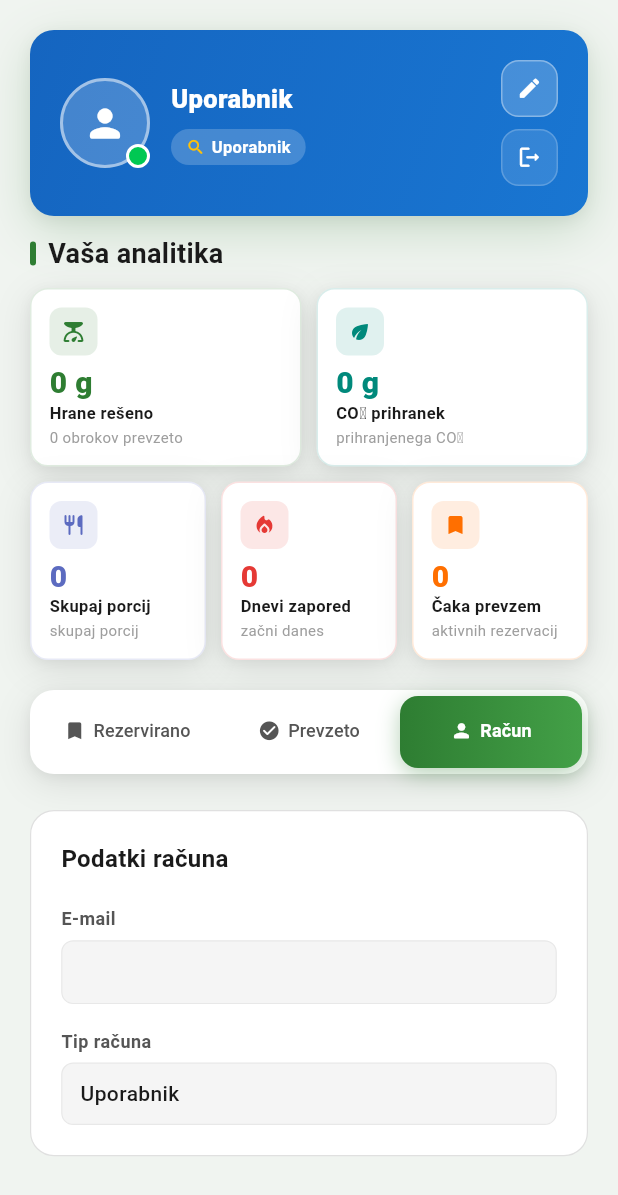
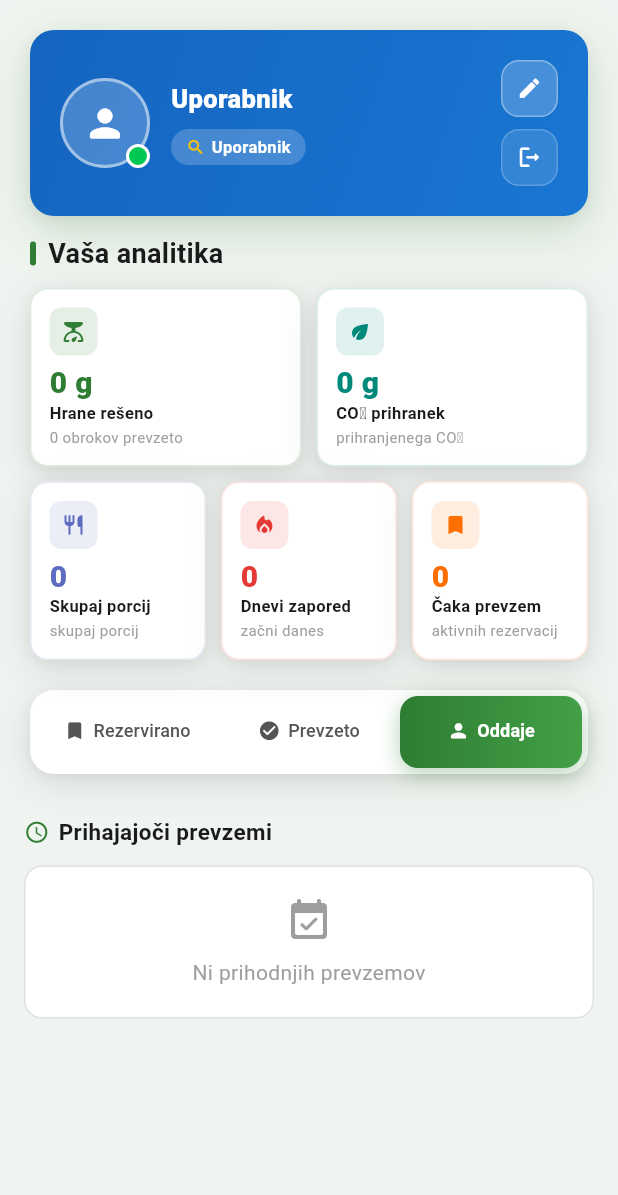
Before and after one commit to FoodWasteZero/FoodWasteZero, a Flutter app: the ProfilePage screen opened directly, tab 3 chosen, on a phone screen of 412 x 824 dp. Shown: the top 1195 px of the screen. Run offline on Flutter 3.47's test engine with Material 3 defaults, Android fonts, the phone set to English and light mode, and no system bars; our stand-ins replace cloud_firestore, firebase_auth, firebase_core, flutter_dotenv, geolocator, image_picker and 1 more; accounts and stored records are empty; generated files the repository leaves out were written again; network calls fail.

Commit message:
profile glichi odstranjeni, dodan tab

```diff
--- a/frontend/lib/cards/org_stat_sheet.dart
+++ b/frontend/lib/cards/org_stat_sheet.dart
@@ -363,7 +363,7 @@ class _OrgPackageDetailSheetState extends State<OrgStatSheet> {
                     const SizedBox(height: 20),
                     _SectionTitle(
                       icon: Icons.schedule_rounded,
-                      label: 'Vsi termini prevzema',
+                      label: 'Termin prevzema',
                     ),
                     const SizedBox(height: 10),
                     ...termini.map((t) {
--- a/frontend/lib/screens/profile_page.dart
+++ b/frontend/lib/screens/profile_page.dart
@@ -3,6 +3,7 @@ import 'dart:convert';
 import 'package:flutter/material.dart';
 import 'package:firebase_auth/firebase_auth.dart';
 import 'package:cloud_firestore/cloud_firestore.dart';
+import '../cards/org_stat_sheet.dart';
 import '../common/theme.dart';
 import '../models/models.dart';
 import '../cards/food_detail_sheet.dart';
@@ -160,16 +161,23 @@ class _ProfilePageState extends State<ProfilePage>
       isScrollControlled: true,
       backgroundColor: Colors.transparent,
       builder: (ctx) => StatefulBuilder(
-        builder: (ctx, setModal) => Padding(
-          padding:
-              EdgeInsets.only(bottom: MediaQuery.of(ctx).viewInsets.bottom),
+        builder: (ctx, setModal) {
+          final mq = MediaQuery.of(ctx);
+          final bottomInset = mq.viewInsets.bottom;
+          final safeBottom = mq.padding.bottom;
+          // Ko je tipkovnica odprta, viewInsets.bottom že vključuje prostor zanjo;
+          // ko je zaprta, dodamo safe area (npr. home indicator na iPhoneu).
+          final extraBottom = bottomInset > 0 ? 0.0 : safeBottom;
+          return Padding(
+          padding: EdgeInsets.only(bottom: bottomInset),
           child: Container(
             margin: const EdgeInsets.all(12),
-            padding: const EdgeInsets.fromLTRB(24, 24, 24, 32),
             decoration: const BoxDecoration(
               color: Colors.white,
               borderRadius: BorderRadius.all(Radius.circular(24)),
             ),
+            child: SingleChildScrollView(
+              padding: EdgeInsets.fromLTRB(24, 24, 24, 24 + extraBottom),
               child: Column(
               mainAxisSize: MainAxisSize.min,
               crossAxisAlignment: CrossAxisAlignment.start,
@@ -363,6 +371,8 @@ class _ProfilePageState extends State<ProfilePage>
             ),
             ),
           ),
+        );
+        },
       ),
     );
   }
@@ -464,18 +474,26 @@ class _ProfilePageState extends State<ProfilePage>
     return Scaffold(
       backgroundColor: kSurface,
       body: SafeArea(
+        child: NestedScrollView(
+          headerSliverBuilder: (context, innerBoxIsScrolled) => [
+            SliverToBoxAdapter(
               child: Column(
                 crossAxisAlignment: CrossAxisAlignment.stretch,
                 children: [
                   _buildProfileHeader(),
-            // ── Analitika za uporabnika ──────────────────────────
                   _UporabnikStatsRow(uid: user.uid),
                   const SizedBox(height: 8),
-            // ── Tab bar ──────────────────────────────────────────
-            _buildTabBar(),
-            const SizedBox(height: 4),
-            Expanded(
-              child: TabBarView(
+                ],
+              ),
+            ),
+            SliverPersistentHeader(
+              pinned: true,
+              delegate: _StickyTabBarDelegate(
+                tabBar: _buildTabBar(),
+              ),
+            ),
+          ],
+          body: TabBarView(
             controller: _tabCtrl,
             children: [
               _buildRezervacijeTab(user.uid),
@@ -483,8 +501,6 @@ class _ProfilePageState extends State<ProfilePage>
               _buildAccountTab(),
             ],
           ),
-            ),
-          ],
         ),
       ),
     );
@@ -558,7 +574,7 @@ class _ProfilePageState extends State<ProfilePage>
               children: const [
                 Icon(Icons.person_rounded, size: 15),
                 SizedBox(width: 5),
-                Text('Račun'),
+                Text('Oddaje'),
               ],
             ),
           ),
@@ -967,62 +983,86 @@ class _ProfilePageState extends State<ProfilePage>
 
   Widget _buildAccountTab() {
     final user = FirebaseAuth.instance.currentUser;
+    return StreamBuilder<QuerySnapshot>(
+      stream: FirebaseFirestore.instance.collection('oglasi').snapshots(),
+      builder: (context, snapshot) {
+        final allOglasi = snapshot.hasData
+            ? snapshot.data!.docs.map(_docToOglasProfile).toList()
+            : <FoodOglas>[];
         return ListView(
-      padding: const EdgeInsets.all(20),
-      children: [
-        Container(
-          padding: const EdgeInsets.all(20),
-          decoration: BoxDecoration(
-            color: Colors.white,
-            borderRadius: kRadius16,
-            border: Border.all(color: const Color(0xFFE0E0E0), width: 0.8),
-          ),
+          padding: EdgeInsets.zero,
+          children: [
+            _buildUpcomingPickups(allOglasi, user?.uid),
+            const SizedBox(height: 24),
+
+          ],
+        );
+      },
+    );
+  }
+
+  // ── Prihodnji prevzemi ─────────────────────────────
+  Widget _buildUpcomingPickups(List<FoodOglas> allOglasi, String? uid) {
+    final now = DateTime.now();
+    final myOglasi = uid == null
+        ? allOglasi
+        : allOglasi.where((o) => o.uid == uid).toList();
+    final List<_UpcomingPickup> upcoming = [];
+    for (final oglas in myOglasi) {
+      if (oglas.status == OglasStatus.prevzeto) continue;
+      final termini = [oglas.termin1]
+              .where((t) => t != null && t!.isAfter(now))
+              .cast<DateTime>()
+              .toList()
+            ..sort();
+      for (final t in termini) {
+        upcoming.add(_UpcomingPickup(oglas: oglas, termin: t));
+        break;
+      }
+    }
+    upcoming.sort((a, b) => a.termin.compareTo(b.termin));
+    final show = upcoming.take(5).toList();
+    return Padding(
+      padding: const EdgeInsets.fromLTRB(16, 24, 16, 0),
       child: Column(
         crossAxisAlignment: CrossAxisAlignment.start,
         children: [
-              const Text('Podatki računa',
-                  style: TextStyle(
-                      fontSize: 16,
-                      fontWeight: FontWeight.w700,
-                      color: kTextDark)),
-              const SizedBox(height: 20),
-              _AccountInfoRow('E-mail', user?.email ?? ''),
-              const SizedBox(height: 16),
-              _AccountInfoRow('Tip računa',
-                  _userType == 'davatelj' ? 'Organizacija' : 'Uporabnik'),
-            ],
-          ),
-        ),
-      ],
-    );
-  }
-
-  Widget _AccountInfoRow(String label, String value) {
-    return Column(
-      crossAxisAlignment: CrossAxisAlignment.start,
-      children: [
-        Text(label,
-            style: const TextStyle(
-                fontSize: 12,
-                fontWeight: FontWeight.w600,
-                color: kTextMid,
-                letterSpacing: 0.3)),
-        const SizedBox(height: 6),
+          Row(
+            children: [
+              const Icon(Icons.schedule_rounded, size: 17, color: kGreenMid),
+              const SizedBox(width: 6),
+              Expanded(
+                child: Text('Prihajajoči prevzemi',
+                    style: kHeading3.copyWith(fontSize: 15)),
+              ),
+            ],
+          ),
+          const SizedBox(height: 12),
+          if (show.isEmpty)
             Container(
-          width: double.infinity,
-          padding: const EdgeInsets.symmetric(horizontal: 12, vertical: 10),
-          decoration: BoxDecoration(
-            color: const Color(0xFFF5F5F5),
-            borderRadius: kRadius8,
-            border: Border.all(color: const Color(0xFFE8E8E8), width: 0.8),
-          ),
-          child: Text(value,
-              style: const TextStyle(
-                  fontSize: 14,
-                  fontWeight: FontWeight.w500,
-                  color: kTextDark)),
-        ),
-      ],
+              padding: const EdgeInsets.symmetric(vertical: 20),
+              decoration: BoxDecoration(
+                color: Colors.white,
+                borderRadius: kRadius12,
+                border: Border.all(color: kBorder),
+              ),
+              child: const Center(
+                child: Column(children: [
+                  Icon(Icons.event_available_rounded,
+                      color: kTextLight, size: 32),
+                  SizedBox(height: 8),
+                  Text('Ni prihodnjih prevzemov',
+                      style: TextStyle(color: kTextLight, fontSize: 14)),
+                ]),
+              ),
+            )
+          else
+            ...show.map((p) => _UpcomingPickupTile(
+                  pickup: p,
+                  onTap: () => OrgStatSheet.show(context, p.oglas),
+                )),
+        ],
+      ),
     );
   }
 
@@ -2071,6 +2111,29 @@ class _UporabnikOglasCard extends StatelessWidget {
       ),
     );
   }
+}
+
+// ─── STICKY TAB BAR DELEGATE ────────────────────────────────────────────────
+
+class _StickyTabBarDelegate extends SliverPersistentHeaderDelegate {
+  final Widget tabBar;
+  const _StickyTabBarDelegate({required this.tabBar});
+
+  // 4px padding below tab bar + ~52px tab bar height + 4px top gap = ~60
+  @override double get minExtent => 60;
+  @override double get maxExtent => 60;
+
+  @override
+  Widget build(BuildContext context, double shrinkOffset, bool overlapsContent) {
+    return Container(
+      color: kSurface,
+      padding: const EdgeInsets.only(bottom: 4),
+      child: tabBar,
+    );
+  }
+
+  @override
+  bool shouldRebuild(_StickyTabBarDelegate old) => old.tabBar != tabBar;
 }
 
 // ─── SHARED HELPERS ────────────────────────────────────────────────────────
@@ -2178,6 +2241,73 @@ FoodOglas _docToOglasProfile(DocumentSnapshot doc) {
   );
 }
 
+// ── Prihodnji prevzemi – model & tile ────────────────────────────────────────
+
+class _UpcomingPickup {
+  final FoodOglas oglas;
+  final DateTime termin;
+  const _UpcomingPickup({required this.oglas, required this.termin});
+}
+
+class _UpcomingPickupTile extends StatelessWidget {
+  final _UpcomingPickup pickup;
+  final VoidCallback onTap;
+  const _UpcomingPickupTile({required this.pickup, required this.onTap});
+
+  @override
+  Widget build(BuildContext context) {
+    final p = pickup;
+    final timeStr =
+        '${p.termin.day}. ${p.termin.month}. ${p.termin.year}  ${p.termin.hour.toString().padLeft(2, '0')}:${p.termin.minute.toString().padLeft(2, '0')}';
+    return GestureDetector(
+      onTap: onTap,
+      child: Container(
+        margin: const EdgeInsets.only(bottom: 10),
+        padding: const EdgeInsets.symmetric(horizontal: 14, vertical: 12),
+        decoration: BoxDecoration(
+          color: Colors.white,
+          borderRadius: kRadius12,
+          border: Border.all(color: kBorder),
+        ),
+        child: Row(
+          children: [
+            Container(
+              width: 36,
+              height: 36,
+              decoration: BoxDecoration(
+                  color: p.oglas.imageColor, borderRadius: kRadius8),
+              child: Icon(p.oglas.icon, size: 18, color: kGreenDark),
+            ),
+            const SizedBox(width: 12),
+            Expanded(
+              child: Column(
+                crossAxisAlignment: CrossAxisAlignment.start,
+                children: [
+                  Text(p.oglas.title,
+                      style: kBodyBold.copyWith(fontSize: 13),
+                      maxLines: 1,
+                      overflow: TextOverflow.ellipsis),
+                  const SizedBox(height: 3),
+                  Row(children: [
+                    const Icon(Icons.schedule_rounded,
+                        size: 12, color: kTextLight),
+                    const SizedBox(width: 4),
+                    Text(timeStr,
+                        style: const TextStyle(
+                            fontSize: 12, color: kTextLight)),
+                  ]),
+                ],
+              ),
+            ),
+            const Icon(Icons.chevron_right_rounded,
+                size: 18, color: kTextLight),
+          ],
+        ),
+      ),
+    );
+  }
+}
+
 class _EditField extends StatelessWidget {
   final TextEditingController ctrl;
   final String label;
```
Lines whose indentation alone changed are shown as unchanged.
